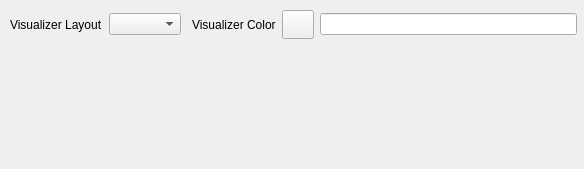
Above: components/original.ui from djfun/audio-visualizer-python before the change. Below: the same form after it.
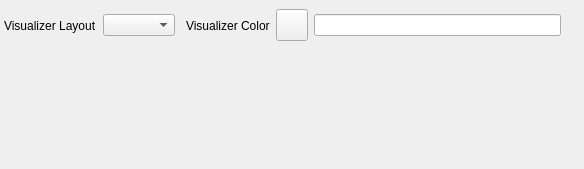
That is the form after the change.

Commit message:
slight fixes to component UIs
and adding a component changes the stackedWidget

```diff
--- a/components/original.ui
+++ b/components/original.ui
@@ -16,13 +16,16 @@
   <widget class="QWidget" name="layoutWidget">
    <property name="geometry">
     <rect>
-     <x>10</x>
-     <y>10</y>
-     <width>567</width>
-     <height>29</height>
+     <x>0</x>
+     <y>0</y>
+     <width>561</width>
+     <height>51</height>
     </rect>
    </property>
    <layout class="QHBoxLayout" name="horizontalLayout_9">
+    <property name="leftMargin">
+     <number>4</number>
+    </property>
     <item>
      <widget class="QLabel" name="label_visLayout">
       <property name="sizePolicy">
```
Left out of the diff: 2 changed lines with no effect on the pictures. The commit also changes 2 other files.
